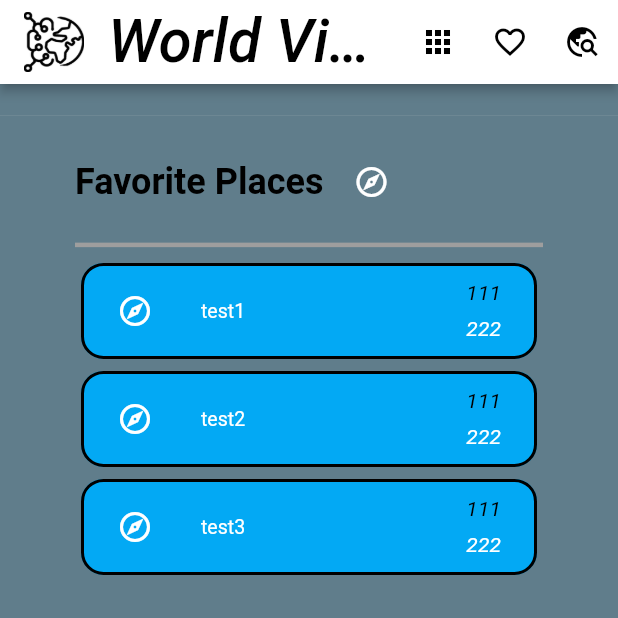
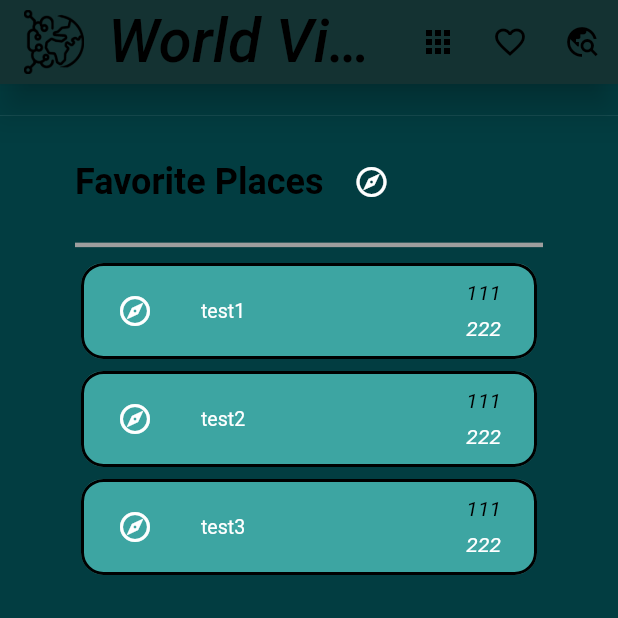
Before and after one commit to LeoGitGuy/RevolutionAIze, a Flutter app: the screen it shows after launch, scrolled down 576 dp, on a phone screen of 412 x 824 dp, the top half of it. Run offline on Flutter 3.47's test engine with Material 2 defaults, Android fonts, the light colour scheme and no system bars; our stand-ins replace shared_preferences, syncfusion_flutter_sliders; missing offline and left inert: dart:html; Roboto replaces fonts that are missing (Georgia, Hind); project files that could hold a hidden picture were left out.

Commit message:
complete changes to UI Design

```diff
--- a/frontend/lib/main.dart
+++ b/frontend/lib/main.dart
@@ -18,8 +18,23 @@ void main() {
   runApp(MyApp());
 }
 
+Map<int, Color> color = {
+  50: Color.fromRGBO(136, 14, 79, .1),
+  100: Color.fromRGBO(136, 14, 79, .2),
+  200: Color.fromRGBO(136, 14, 79, .3),
+  300: Color.fromRGBO(136, 14, 79, .4),
+  400: Color.fromRGBO(136, 14, 79, .5),
+  500: Color.fromRGBO(136, 14, 79, .6),
+  600: Color.fromRGBO(136, 14, 79, .7),
+  700: Color.fromRGBO(136, 14, 79, .8),
+  800: Color.fromRGBO(136, 14, 79, .9),
+  900: Color.fromARGB(255, 42, 136, 14),
+};
+
 class MyApp extends StatelessWidget {
   // This widget is the root of your application.
+
+  MaterialColor colorCustom = MaterialColor(0xFF3DA5A2, color);
 
   @override
   Widget build(BuildContext context) {
@@ -27,11 +42,11 @@ class MyApp extends StatelessWidget {
       title: 'RevolutionAIze',
       debugShowCheckedModeBanner: false,
       theme: ThemeData(
-        primarySwatch: Colors.blue,
+        primarySwatch: colorCustom,
         // Define the default brightness and colors.
         brightness: Brightness.dark,
-        primaryColor: Colors.lightBlue[800],
-        scaffoldBackgroundColor: Colors.blueGrey,
+        primaryColor: Color.fromARGB(255, 61, 165, 162),
+        scaffoldBackgroundColor: Color.fromARGB(255, 2, 61, 65), // Color Appbar
 
         // Define the default font family.
         fontFamily: 'Georgia',
@@ -186,16 +201,16 @@ class _MyHomePageState extends State<MyHomePage> {
   Widget build(BuildContext context) {
     return Scaffold(
       appBar: AppBar(
-        backgroundColor: Colors.white,
+        backgroundColor: Color.fromARGB(255, 20, 50, 50), // Color Scaffold
         leading: Padding(
           padding: const EdgeInsets.fromLTRB(16.0, 0, 0, 0),
           child: Image.asset(
-            "assets/World_Vision_ohne_text.png",
+            "assets/World_Vision_ohne_text_richtiger_hintergrund.png",
             width: 150,
             height: 100,
           ),
         ),
-        elevation: 3.0,
+        elevation: 10.0,
         title: const Center(
           child: const Text(
             "World Vision",
--- a/frontend/lib/screens/overview.dart
+++ b/frontend/lib/screens/overview.dart
@@ -51,24 +51,38 @@ class _OverviewState extends State<Overview> {
                 widget.pgCont();
               },
               child: Container(
+                margin:
+                    EdgeInsets.only(left: 70, top: 70, right: 70, bottom: 70),
                 child: Center(
                   child: Text(_items[index].name,
+                      //buttons
                       style: TextStyle(
-                          background: Paint()
-                            ..color = Colors.white
-                            ..strokeWidth = 38
-                            ..style = PaintingStyle.stroke,
-                          color: Colors.blue,
-                          fontSize: 30,
-                          fontWeight: FontWeight.bold)),
+                        background: Paint()
+                          ..color = Color.fromARGB(255, 61, 165, 162)
+                          ..strokeWidth = 38
+                          ..style = PaintingStyle.stroke,
+                        color: Colors.white,
+                        fontSize: 30,
+                        //fontWeight: FontWeight.bold
+                      )),
                 ),
-                height: 190.0,
-                width: MediaQuery.of(context).size.width - 100.0,
+                height: 190.0, //doesn't change anything
+                //width: double.infinity,
+                //width: MediaQuery.of(context).size.width - 100.0,
                 decoration: BoxDecoration(
-                    borderRadius: BorderRadius.circular(5),
-                    color: Colors.blue,
-                    image: DecorationImage(
-                        image: AssetImage(_items[index].image))),
+                  borderRadius: BorderRadius.circular(10),
+                  color: Colors.blueGrey, //grayblue
+                  image:
+                      DecorationImage(image: AssetImage(_items[index].image)),
+                  boxShadow: [
+                    BoxShadow(
+                      color: Colors.grey.withOpacity(0.5),
+                      spreadRadius: 1,
+                      blurRadius: 3,
+                      offset: Offset(5, 7), // changes position of shadow
+                    ),
+                  ],
+                ),
               ),
             );
           }),
--- a/frontend/lib/screens/saved_places.dart
+++ b/frontend/lib/screens/saved_places.dart
@@ -70,7 +70,7 @@ class _SavedPlacesState extends State<SavedPlaces> {
             child: Container(
               decoration: BoxDecoration(
                 borderRadius: BorderRadius.circular(15),
-                color: Colors.red,
+                color: Color.fromARGB(255, 198, 27, 0),
               ),
               padding: EdgeInsets.only(left: 20.0),
               child: Row(
@@ -88,7 +88,7 @@ class _SavedPlacesState extends State<SavedPlaces> {
             child: Container(
               decoration: BoxDecoration(
                 borderRadius: BorderRadius.circular(15),
-                color: Colors.red,
+                color: Color.fromARGB(255, 198, 27, 0),
               ),
               padding: EdgeInsets.only(right: 20.0),
               child: Row(
@@ -106,7 +106,8 @@ class _SavedPlacesState extends State<SavedPlaces> {
           },
           child: Card(
             elevation: 0,
-            color: Colors.lightBlue,
+            //color: Color.fromARGB(255, 252, 255, 87),
+            color: Color.fromARGB(255, 61, 165, 162),
             shape: RoundedRectangleBorder(
               side: new BorderSide(color: Colors.black, width: 2.0),
               borderRadius: BorderRadius.circular(15),
@@ -152,7 +153,7 @@ class _SavedPlacesState extends State<SavedPlaces> {
   Widget build(BuildContext context) {
     return Scaffold(
       body: Container(
-        color: Colors.blueGrey,
+        color: Color.fromARGB(255, 2, 61, 65),
         //color: Colors.grey,
         padding: const EdgeInsets.fromLTRB(50, 30, 50, 10),
         alignment: Alignment.center,
--- a/frontend/lib/screens/search.dart
+++ b/frontend/lib/screens/search.dart
@@ -118,9 +118,9 @@ class _SearchState extends State<Search> {
             //crossAxisAlignment: CrossAxisAlignment.center,
             children: [
               //Headline
-              SizedBox(
-                height: 20,
-              ),
+              // SizedBox(
+              //   height: 0,
+              // ),
               Padding(
                 padding: const EdgeInsets.all(30.0),
                 child: Align(
@@ -142,7 +142,7 @@ class _SearchState extends State<Search> {
                 ),
               ),
               SizedBox(
-                height: 20,
+                height: 0,
               ),
               Divider(
                 height: 20,
@@ -172,7 +172,7 @@ class _SearchState extends State<Search> {
                     children: [
                       Expanded(
                         child: const Text(
-                          'Select Time Scale',
+                          'Select Time Scale [years]',
                         ),
                       ),
                       Expanded(
@@ -190,7 +190,7 @@ class _SearchState extends State<Search> {
                       ),
                       Expanded(
                         child: const Text(
-                          'Select Map Size',
+                          'Select Map Size [km]',
                         ),
                       ),
                       Expanded(
```
Also changed, not shown: frontend/assets/World_Vision_ohne_text_richtiger_hintergrund.png (added), 4 other files.
